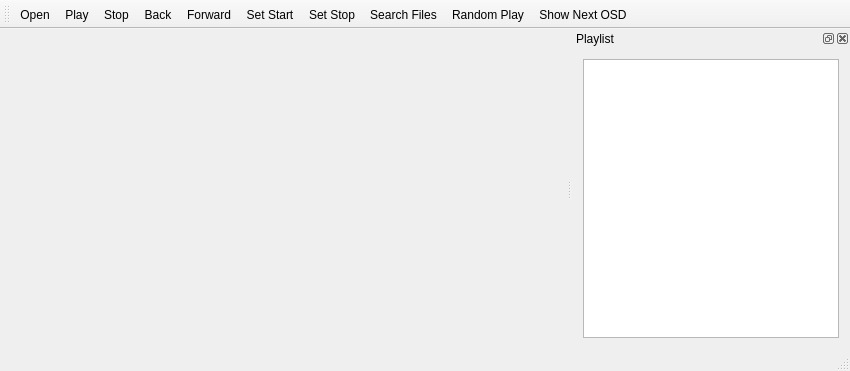
Old version of the form src/mainwindow.ui in the repository gejza/qxxx.
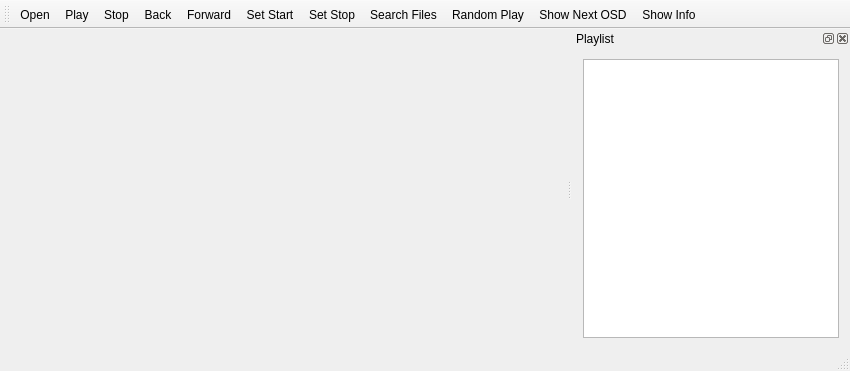
New version of the form. Icons and pictures are not drawn. Custom widgets are drawn as their Qt base class.

Patch:
```diff
--- a/src/mainwindow.ui
+++ b/src/mainwindow.ui
@@ -63,6 +63,7 @@
    <addaction name="actionSearchFiles"/>
    <addaction name="actionRandomPlay"/>
    <addaction name="actionShowNextOSD"/>
+   <addaction name="actionShowInfo"/>
   </widget>
   <widget class="QStatusBar" name="statusBar"/>
   <widget class="QDockWidget" name="dockWidget">
@@ -200,6 +201,11 @@
     <string>Show Next OSD</string>
    </property>
   </action>
+  <action name="actionShowInfo">
+   <property name="text">
+    <string>Show Info</string>
+   </property>
+  </action>
  </widget>
  <layoutdefault spacing="6" margin="11"/>
  <customwidgets>
```
